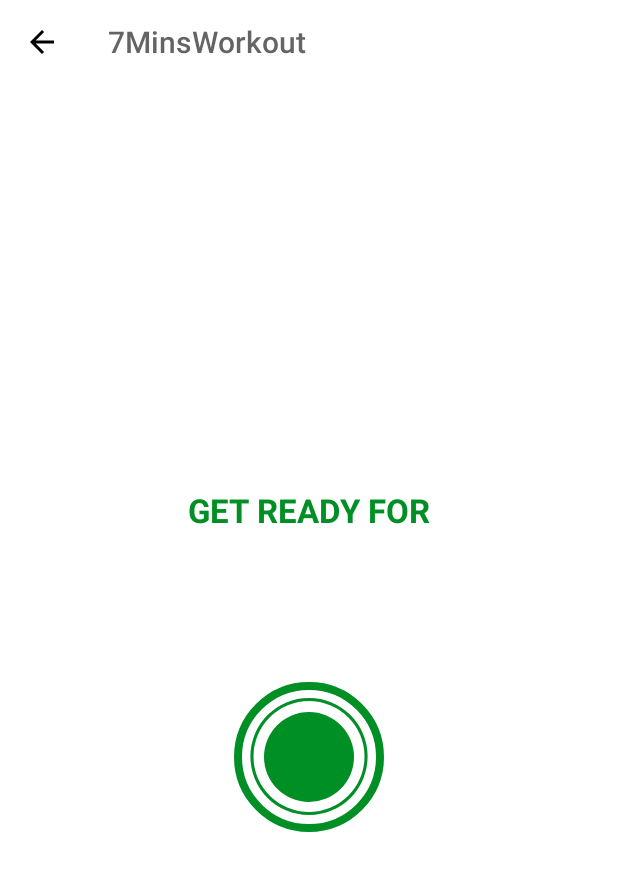
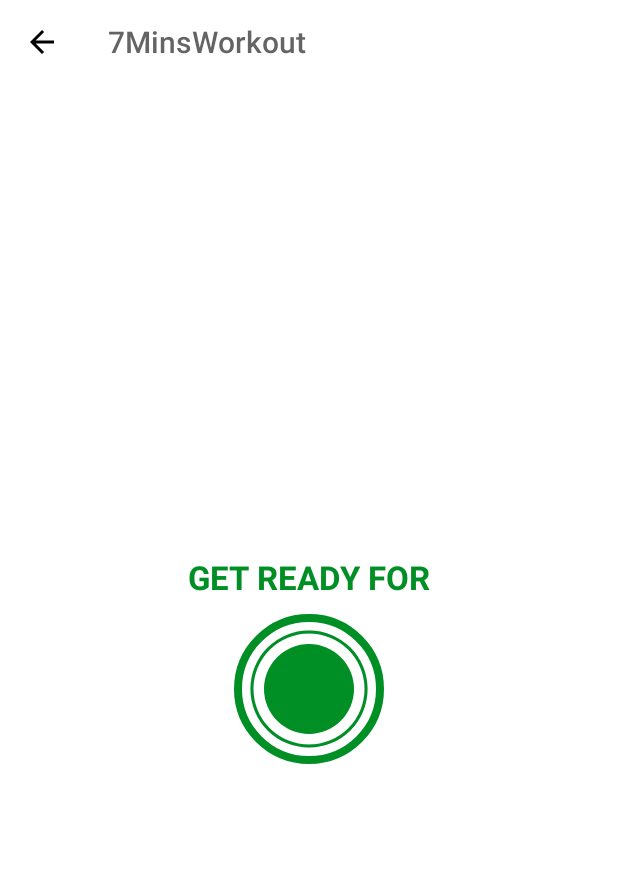
Before and after one commit to raitenshi10/AndroidStudioProject, an Android app: the ExerciseActivity screen opened directly, with no data from a screen before it, on a phone screen of 412 x 824 dp. Shown: the top 871 px of the screen. Run offline under Robolectric (Android 15) with nearby library versions, the phone set to English and light mode, and no system bars.

Commit message:
adding the circula timer view

```diff
--- a/7MinsWorkout/app/src/main/res/layout/activity_exercise.xml
+++ b/7MinsWorkout/app/src/main/res/layout/activity_exercise.xml
@@ -35,14 +35,14 @@
         <FrameLayout
             android:layout_width="100dp"
             android:layout_height="100dp"
-            android:layout_marginTop="100dp"
+            android:layout_marginTop="10dp"
             android:background="@drawable/item_circular_color_accent_border">
 
             <ProgressBar
                 android:id="@+id/progress_bar"
                 style="?android:attr/progressBarStyleHorizontal"
                 android:layout_width="match_parent"
-                android:layout_height="98dp"
+                android:layout_height="100dp"
                 android:layout_gravity="center"
                 android:background="@drawable/circular_progress_gray"
                 android:indeterminate="false"
```
